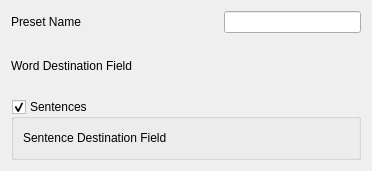
Qt form designer/config_note_preset.ui (ll-in-anki/find-missing-words) before a commit.
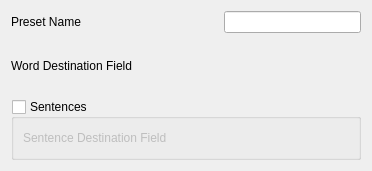
The same form after that commit.

Patch:
```diff
--- a/designer/config_note_preset.ui
+++ b/designer/config_note_preset.ui
@@ -73,6 +73,9 @@
      <property name="checkable">
       <bool>true</bool>
      </property>
+     <property name="checked">
+      <bool>false</bool>
+     </property>
      <layout class="QHBoxLayout" name="horizontalLayout_2">
       <item>
        <widget class="QLabel" name="label_2">
```
Left out of the diff: 8 changed lines with no effect on the pictures.
